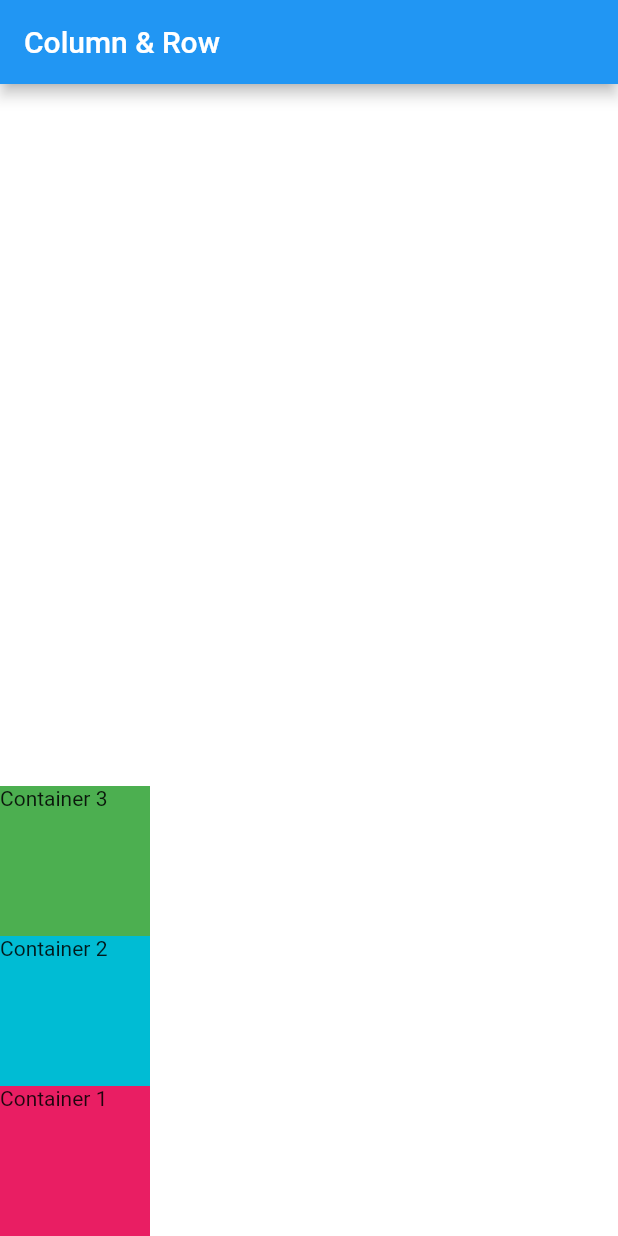
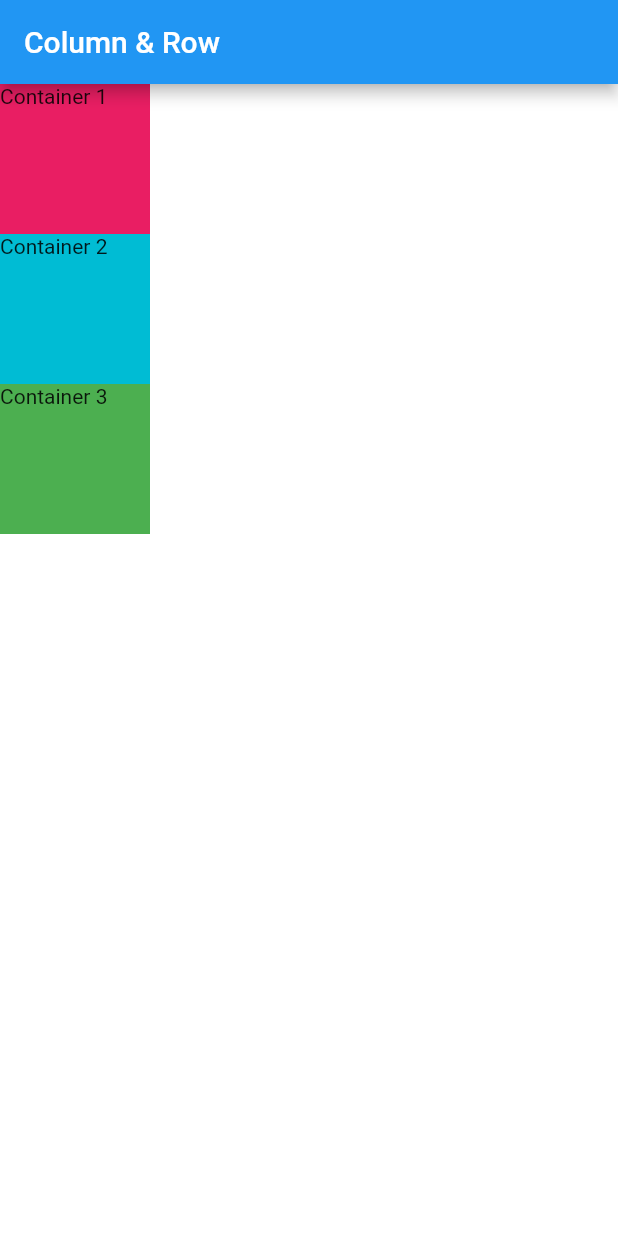
Before and after one commit to Naruse-Kazuki/Row_Column_Widget, a Flutter app: the screen it shows after launch, on a phone screen of 412 x 824 dp. Run offline on Flutter 3.47's test engine with Material 2 defaults, Android fonts, the phone set to English and light mode, and no system bars.

Commit message:
MainAxisAlignment.start

```diff
--- a/lib/main.dart
+++ b/lib/main.dart
@@ -17,7 +17,7 @@ class MyApp extends StatelessWidget {
         ),
         body: SafeArea(
           child: Column(
-            verticalDirection: VerticalDirection.up,
+            mainAxisAlignment: MainAxisAlignment.start,
             children: <Widget>[
               Container(
                 height: 100,
```
